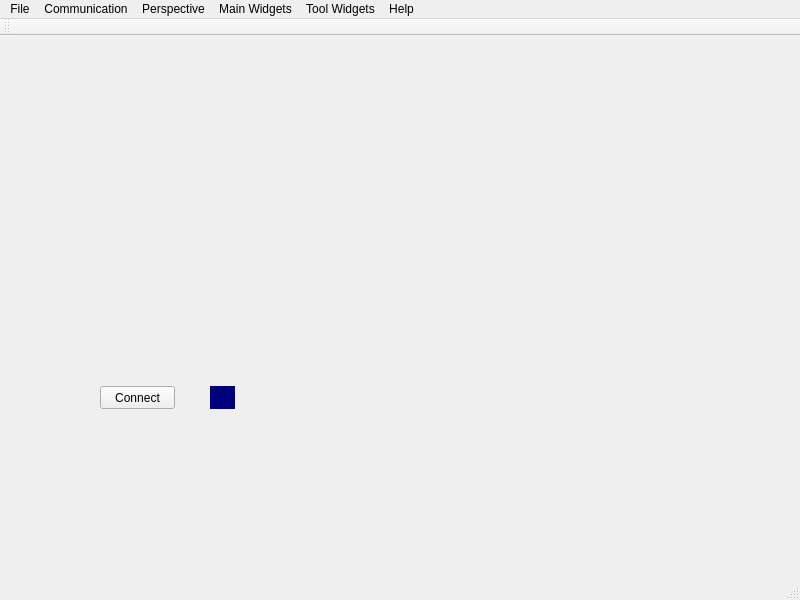
Above: src/ui/mainwindow.ui from tongvtdan/gcs before the change. Below: the same form after it.
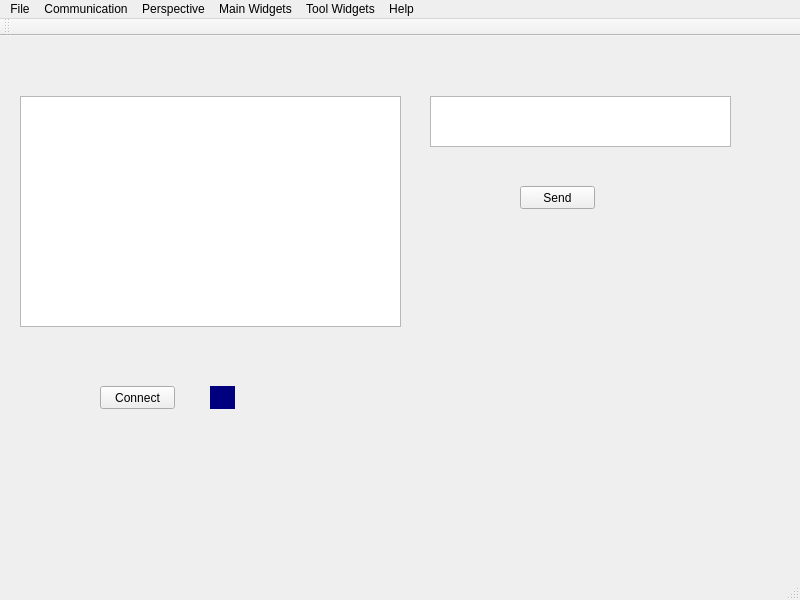
That is the form after the change. Icons and pictures are not drawn. Custom widgets are drawn as their Qt base class.

Commit message: - Them code truyền nhận và hiển thị trên main window

What changed in the file:
```diff
--- a/src/ui/mainwindow.ui
+++ b/src/ui/mainwindow.ui
@@ -62,6 +62,39 @@
      <string notr="true">background-color: rgb(0, 0, 127);</string>
     </property>
    </widget>
+   <widget class="QPlainTextEdit" name="receiveText">
+    <property name="geometry">
+     <rect>
+      <x>20</x>
+      <y>60</y>
+      <width>381</width>
+      <height>231</height>
+     </rect>
+    </property>
+   </widget>
+   <widget class="QPlainTextEdit" name="sendText">
+    <property name="geometry">
+     <rect>
+      <x>430</x>
+      <y>60</y>
+      <width>301</width>
+      <height>51</height>
+     </rect>
+    </property>
+   </widget>
+   <widget class="QPushButton" name="sendButton">
+    <property name="geometry">
+     <rect>
+      <x>520</x>
+      <y>150</y>
+      <width>75</width>
+      <height>23</height>
+     </rect>
+    </property>
+    <property name="text">
+     <string>Send</string>
+    </property>
+   </widget>
   </widget>
   <widget class="QMenuBar" name="menuBar">
    <property name="geometry">
```
The commit also changes 4 other files.
